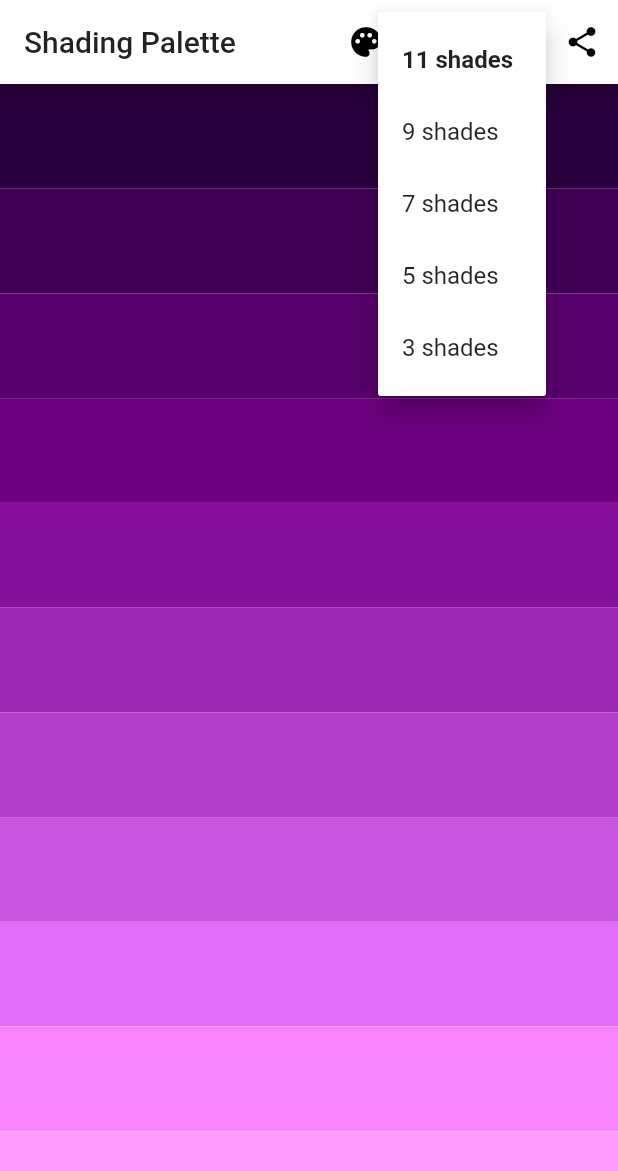
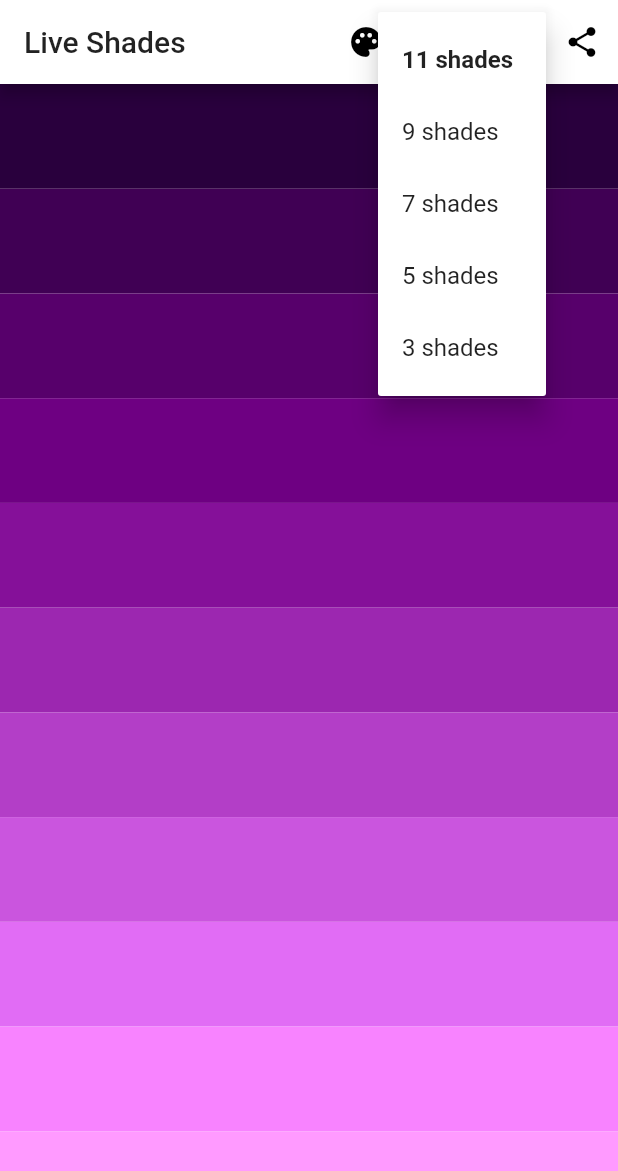
Before and after one commit to JuliaRechkunova/live-shades-app, a Flutter app: the screen it shows after launch, after a tap on the "filter list" icon, on a phone screen of 412 x 824 dp. Shown: the top 1171 px of the screen. Run offline on Flutter 3.47's test engine with Material 2 defaults, Android fonts, the phone set to English and light mode, and no system bars; our stand-ins replace flutter_colorpicker, share, shared_preferences.

Commit message:
Update description

```diff
--- a/lib/main.dart
+++ b/lib/main.dart
@@ -7,7 +7,7 @@ import 'package:share/share.dart';
 
 void main() => runApp(App());
 
-final String appName = 'Shading Palette';
+final String appName = 'Live Shades';
 final List<String> shadingModes = ['Neutral', 'Warm to Cold', 'Cold to Warm', 'Neutral to Warm', 'Neutral to Cold', 'Warm to Neutral', 'Cold to Neutral', 'Warm to Warm', 'Cold to Cold'];
 enum Mode { n, w2c, c2w, n2w, n2c, w2n, c2n, w2w, c2c }
 
```
Also changed, not shown: 3 other files.
